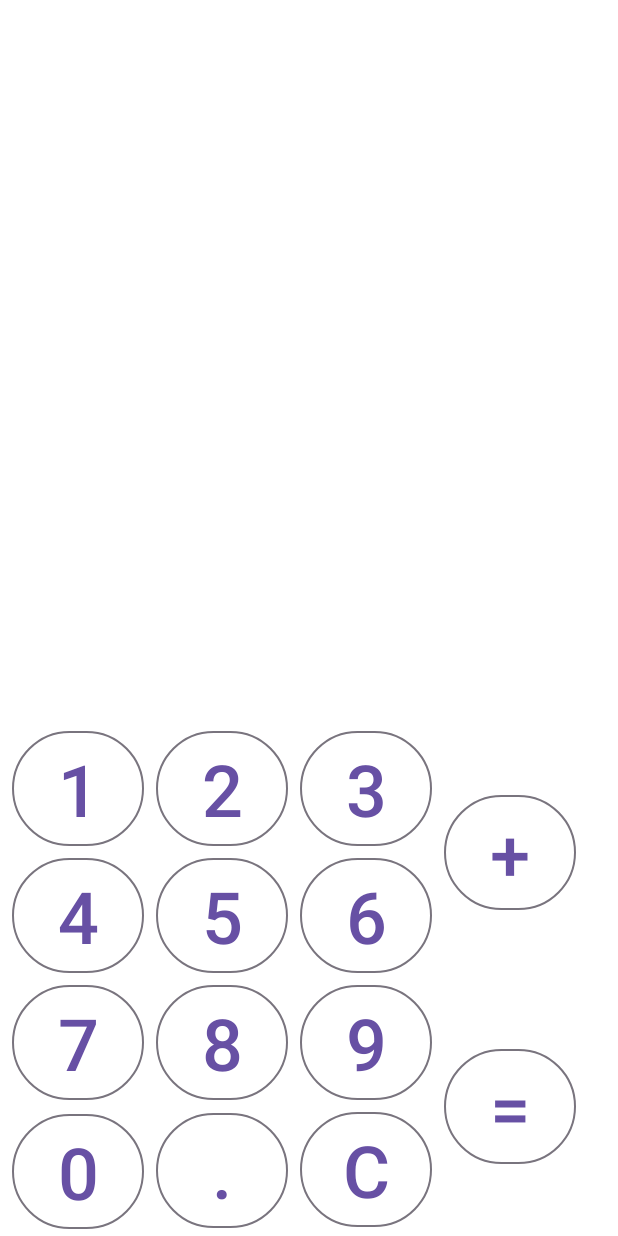
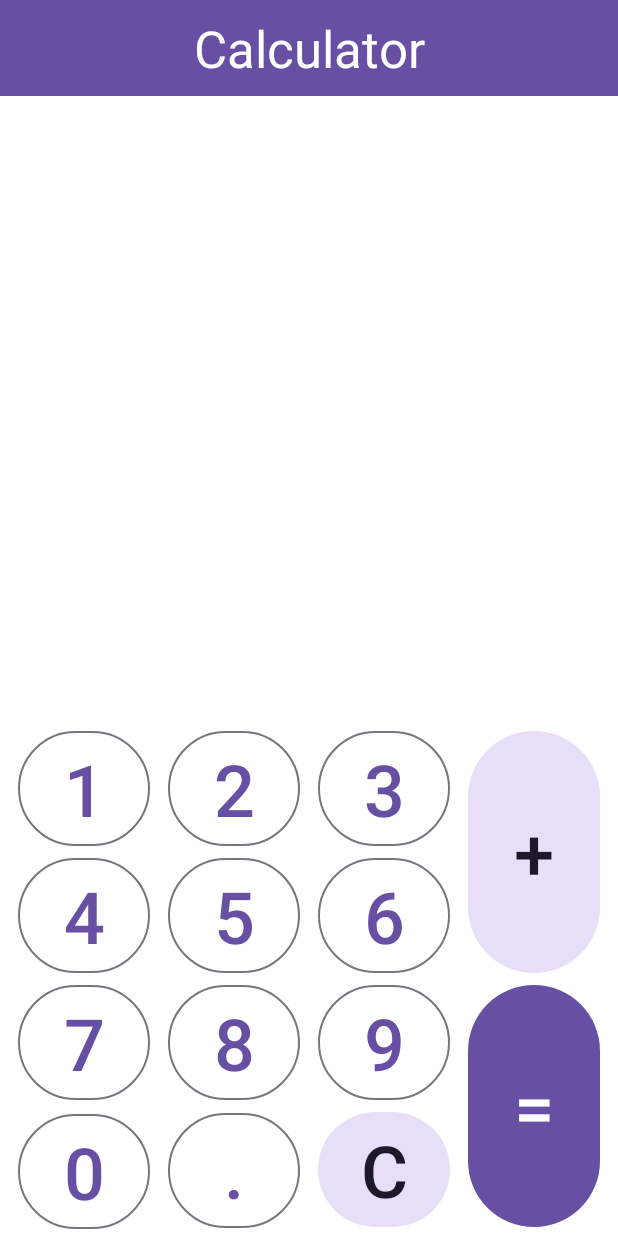
Before and after one commit to sermed469/CalculatorHomework5, an Android app: the layout activity_main.xml on its own in the app's theme, with its tools: preview values and no code run, on a phone screen of 412 x 824 dp. Run offline under Robolectric (Android 15) with nearby library versions, the phone set to English and light mode, and no system bars.

Commit message:
App design is changed

```diff
--- a/app/src/main/java/com/sermedkerim/calculatorhomework5/MainActivity.kt
+++ b/app/src/main/java/com/sermedkerim/calculatorhomework5/MainActivity.kt
@@ -9,7 +9,6 @@ import com.sermedkerim.calculatorhomework5.databinding.ActivityMainBinding
 class MainActivity : AppCompatActivity() {
 
     private lateinit var binding: ActivityMainBinding
-
     override fun onCreate(savedInstanceState: Bundle?) {
         super.onCreate(savedInstanceState)
         binding = ActivityMainBinding.inflate(layoutInflater)
--- a/app/src/main/res/layout/activity_main.xml
+++ b/app/src/main/res/layout/activity_main.xml
@@ -10,10 +10,10 @@
 
     <Button
         android:id="@+id/buttonSum"
-        style="?attr/materialButtonOutlinedStyle"
+        style="@style/Widget.Material3.Button.TonalButton"
         android:layout_width="wrap_content"
-        android:layout_height="wrap_content"
-        android:layout_marginStart="8dp"
+        android:layout_height="0dp"
+        android:layout_marginStart="12dp"
         android:text="+"
         android:textSize="48sp"
         app:layout_constraintBottom_toBottomOf="@+id/button6"
@@ -25,7 +25,7 @@
         style="?attr/materialButtonOutlinedStyle"
         android:layout_width="wrap_content"
         android:layout_height="wrap_content"
-        android:layout_marginStart="8dp"
+        android:layout_marginStart="12dp"
         android:text="1"
         android:textSize="48sp"
         app:layout_constraintStart_toStartOf="parent"
@@ -36,7 +36,7 @@
         style="?attr/materialButtonOutlinedStyle"
         android:layout_width="wrap_content"
         android:layout_height="wrap_content"
-        android:layout_marginStart="8dp"
+        android:layout_marginStart="12dp"
         android:text="2"
         android:textSize="48sp"
         app:layout_constraintStart_toEndOf="@+id/button1"
@@ -47,7 +47,7 @@
         style="?attr/materialButtonOutlinedStyle"
         android:layout_width="wrap_content"
         android:layout_height="wrap_content"
-        android:layout_marginStart="8dp"
+        android:layout_marginStart="12dp"
         android:text="3"
         android:textSize="48sp"
         app:layout_constraintStart_toEndOf="@+id/button2"
@@ -58,7 +58,7 @@
         style="?attr/materialButtonOutlinedStyle"
         android:layout_width="wrap_content"
         android:layout_height="wrap_content"
-        android:layout_marginStart="8dp"
+        android:layout_marginStart="12dp"
         android:text="4"
         android:textSize="48sp"
         app:layout_constraintStart_toStartOf="parent"
@@ -69,7 +69,7 @@
         style="?attr/materialButtonOutlinedStyle"
         android:layout_width="wrap_content"
         android:layout_height="wrap_content"
-        android:layout_marginStart="8dp"
+        android:layout_marginStart="12dp"
         android:text="5"
         android:textSize="48sp"
         app:layout_constraintStart_toEndOf="@+id/button4"
@@ -80,7 +80,7 @@
         style="?attr/materialButtonOutlinedStyle"
         android:layout_width="wrap_content"
         android:layout_height="wrap_content"
-        android:layout_marginStart="8dp"
+        android:layout_marginStart="12dp"
         android:text="6"
         android:textSize="48sp"
         app:layout_constraintStart_toEndOf="@+id/button5"
@@ -91,7 +91,7 @@
         style="?attr/materialButtonOutlinedStyle"
         android:layout_width="wrap_content"
         android:layout_height="wrap_content"
-        android:layout_marginStart="8dp"
+        android:layout_marginStart="12dp"
         android:text="7"
         android:textSize="48sp"
         app:layout_constraintStart_toStartOf="parent"
@@ -102,7 +102,7 @@
         style="?attr/materialButtonOutlinedStyle"
         android:layout_width="wrap_content"
         android:layout_height="wrap_content"
-        android:layout_marginStart="8dp"
+        android:layout_marginStart="12dp"
         android:text="8"
         android:textSize="48sp"
         app:layout_constraintStart_toEndOf="@+id/button7"
@@ -113,7 +113,7 @@
         style="?attr/materialButtonOutlinedStyle"
         android:layout_width="wrap_content"
         android:layout_height="wrap_content"
-        android:layout_marginStart="8dp"
+        android:layout_marginStart="12dp"
         android:text="9"
         android:textSize="48sp"
         app:layout_constraintStart_toEndOf="@+id/button8"
@@ -124,7 +124,7 @@
         style="?attr/materialButtonOutlinedStyle"
         android:layout_width="wrap_content"
         android:layout_height="wrap_content"
-        android:layout_marginStart="8dp"
+        android:layout_marginStart="12dp"
         android:text="0"
         android:textSize="48sp"
         app:layout_constraintBottom_toBottomOf="parent"
@@ -133,10 +133,10 @@
 
     <Button
         android:id="@+id/buttonResult"
-        style="?attr/materialButtonOutlinedStyle"
+
         android:layout_width="wrap_content"
-        android:layout_height="wrap_content"
-        android:layout_marginStart="8dp"
+        android:layout_height="0dp"
+        android:layout_marginStart="12dp"
         android:text="="
         android:textSize="48sp"
         app:layout_constraintBottom_toBottomOf="@+id/buttonDeleteAll"
@@ -148,7 +148,7 @@
         style="?attr/materialButtonOutlinedStyle"
         android:layout_width="wrap_content"
         android:layout_height="wrap_content"
-        android:layout_marginStart="8dp"
+        android:layout_marginStart="12dp"
         android:layout_marginBottom="1dp"
         android:text="."
         android:textSize="48sp"
@@ -158,10 +158,10 @@
 
     <Button
         android:id="@+id/buttonDeleteAll"
-        style="?attr/materialButtonOutlinedStyle"
+        style="@style/Widget.Material3.Button.TonalButton"
         android:layout_width="wrap_content"
         android:layout_height="wrap_content"
-        android:layout_marginStart="8dp"
+        android:layout_marginStart="12dp"
         android:layout_marginBottom="2dp"
         android:text="C"
         android:textSize="48sp"
@@ -173,9 +173,34 @@
         android:id="@+id/textViewResult"
         android:layout_width="0dp"
         android:layout_height="wrap_content"
+        android:paddingRight="8dp"
+        android:paddingBottom="8dp"
         android:textAlignment="viewEnd"
         android:textSize="48sp"
-        app:layout_constraintBottom_toTopOf="@+id/button1"
+        app:layout_constraintBottom_toTopOf="@+id/buttonSum"
         app:layout_constraintEnd_toEndOf="parent"
         app:layout_constraintStart_toStartOf="parent" />
+
+    <androidx.appcompat.widget.Toolbar
+        android:id="@+id/toolbar"
+        android:layout_width="match_parent"
+        android:layout_height="wrap_content"
+        android:background="?attr/colorPrimary"
+        android:minHeight="?attr/actionBarSize"
+        android:theme="?attr/actionBarTheme"
+        app:layout_constraintEnd_toEndOf="parent"
+        app:layout_constraintHorizontal_bias="0.5"
+        app:layout_constraintStart_toStartOf="parent"
+        app:layout_constraintTop_toTopOf="parent">
+
+        <TextView
+            android:layout_width="wrap_content"
+            android:layout_height="wrap_content"
+            android:layout_gravity="center"
+            android:text="Calculator"
+            android:textColor="@color/white"
+            android:textSize="34sp"
+            tools:layout_editor_absoluteX="16dp"
+            tools:layout_editor_absoluteY="22dp" />
+    </androidx.appcompat.widget.Toolbar>
 </androidx.constraintlayout.widget.ConstraintLayout>
--- a/app/src/main/res/values/colors.xml
+++ b/app/src/main/res/values/colors.xml
@@ -2,4 +2,5 @@
 <resources>
     <color name="black">#FF000000</color>
     <color name="white">#FFFFFFFF</color>
+    <color name="appColor">#177B7B</color>
 </resources>
--- a/app/src/main/res/values/themes.xml
+++ b/app/src/main/res/values/themes.xml
@@ -2,7 +2,7 @@
     <!-- Base application theme. -->
     <style name="Base.Theme.CalculatorHomework5" parent="Theme.Material3.DayNight.NoActionBar">
         <!-- Customize your light theme here. -->
-        <!-- <item name="colorPrimary">@color/my_light_primary</item> -->
+<!--         <item name="colorPrimary">@color/appColor</item>-->
     </style>
 
     <style name="Theme.CalculatorHomework5" parent="Base.Theme.CalculatorHomework5" />
```
